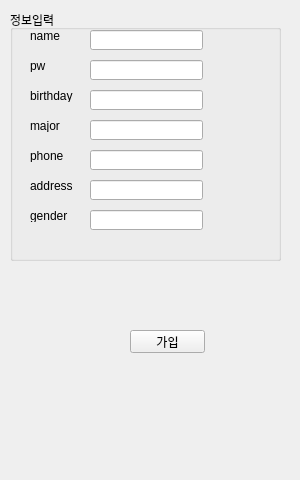
Qt form project/signup.ui (Tarel-IoT-PK/Campus) before a commit.
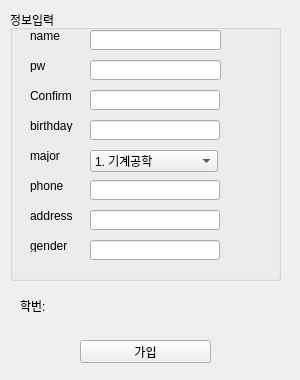
The same form after that commit.

Commit message: 회원가입 수정

Patch:
```diff
--- a/project/signup.ui
+++ b/project/signup.ui
@@ -7,13 +7,19 @@
     <x>0</x>
     <y>0</y>
     <width>300</width>
-    <height>480</height>
+    <height>380</height>
    </rect>
   </property>
+  <property name="sizePolicy">
+   <sizepolicy hsizetype="Fixed" vsizetype="Fixed">
+    <horstretch>0</horstretch>
+    <verstretch>0</verstretch>
+   </sizepolicy>
+  </property>
   <property name="minimumSize">
    <size>
-    <width>0</width>
-    <height>3</height>
+    <width>300</width>
+    <height>380</height>
    </size>
   </property>
   <property name="windowTitle">
@@ -25,7 +31,7 @@
      <x>10</x>
      <y>10</y>
      <width>271</width>
-     <height>251</height>
+     <height>271</height>
     </rect>
    </property>
    <property name="title">
@@ -35,7 +41,7 @@
     <property name="geometry">
      <rect>
       <x>20</x>
-      <y>200</y>
+      <y>230</y>
       <width>56</width>
       <height>12</height>
      </rect>
@@ -48,7 +54,7 @@
     <property name="geometry">
      <rect>
       <x>20</x>
-      <y>110</y>
+      <y>140</y>
       <width>56</width>
       <height>12</height>
      </rect>
@@ -74,7 +80,7 @@
     <property name="geometry">
      <rect>
       <x>20</x>
-      <y>140</y>
+      <y>170</y>
       <width>56</width>
       <height>12</height>
      </rect>
@@ -100,7 +106,7 @@
     <property name="geometry">
      <rect>
       <x>20</x>
-      <y>170</y>
+      <y>200</y>
       <width>56</width>
       <height>12</height>
      </rect>
@@ -114,7 +120,7 @@
      <rect>
       <x>80</x>
       <y>20</y>
-      <width>113</width>
+      <width>131</width>
       <height>20</height>
      </rect>
     </property>
@@ -124,17 +130,7 @@
      <rect>
       <x>80</x>
       <y>50</y>
-      <width>113</width>
-      <height>20</height>
-     </rect>
-    </property>
-   </widget>
-   <widget class="QLineEdit" name="txtmajor">
-    <property name="geometry">
-     <rect>
-      <x>80</x>
-      <y>110</y>
-      <width>113</width>
+      <width>131</width>
       <height>20</height>
      </rect>
     </property>
@@ -143,8 +139,8 @@
     <property name="geometry">
      <rect>
       <x>80</x>
-      <y>140</y>
-      <width>113</width>
+      <y>170</y>
+      <width>130</width>
       <height>20</height>
      </rect>
     </property>
@@ -153,8 +149,8 @@
     <property name="geometry">
      <rect>
       <x>80</x>
-      <y>170</y>
-      <width>113</width>
+      <y>200</y>
+      <width>130</width>
       <height>20</height>
      </rect>
     </property>
@@ -163,8 +159,8 @@
     <property name="geometry">
      <rect>
       <x>80</x>
-      <y>200</y>
-      <width>113</width>
+      <y>230</y>
+      <width>130</width>
       <height>20</height>
      </rect>
     </property>
@@ -173,8 +169,8 @@
     <property name="geometry">
      <rect>
       <x>80</x>
-      <y>80</y>
-      <width>113</width>
+      <y>110</y>
+      <width>130</width>
       <height>20</height>
      </rect>
     </property>
@@ -183,7 +179,7 @@
     <property name="geometry">
      <rect>
       <x>20</x>
-      <y>80</y>
+      <y>110</y>
       <width>56</width>
       <height>12</height>
      </rect>
@@ -192,13 +188,74 @@
      <string>birthday</string>
     </property>
    </widget>
+   <widget class="QLabel" name="label_8">
+    <property name="geometry">
+     <rect>
+      <x>20</x>
+      <y>80</y>
+      <width>56</width>
+      <height>12</height>
+     </rect>
+    </property>
+    <property name="text">
+     <string>Confirm</string>
+    </property>
+   </widget>
+   <widget class="QLineEdit" name="txtpasswd_2">
+    <property name="geometry">
+     <rect>
+      <x>80</x>
+      <y>80</y>
+      <width>130</width>
+      <height>20</height>
+     </rect>
+    </property>
+    <property name="text">
+     <string/>
+    </property>
+   </widget>
+   <widget class="QComboBox" name="majorBox">
+    <property name="geometry">
+     <rect>
+      <x>80</x>
+      <y>140</y>
+      <width>128</width>
+      <height>22</height>
+     </rect>
+    </property>
+    <item>
+     <property name="text">
+      <string>1. 기계공학</string>
+     </property>
+    </item>
+    <item>
+     <property name="text">
+      <string>2. 수학</string>
+     </property>
+    </item>
+    <item>
+     <property name="text">
+      <string>3. 경영학</string>
+     </property>
+    </item>
+    <item>
+     <property name="text">
+      <string>4. 전기공학</string>
+     </property>
+    </item>
+    <item>
+     <property name="text">
+      <string>5. 일어일문학</string>
+     </property>
+    </item>
+   </widget>
   </widget>
   <widget class="QPushButton" name="btnSignUp">
    <property name="geometry">
     <rect>
-     <x>130</x>
-     <y>330</y>
-     <width>75</width>
+     <x>80</x>
+     <y>340</y>
+     <width>131</width>
      <height>23</height>
     </rect>
    </property>
@@ -206,6 +263,19 @@
     <string>가입</string>
    </property>
   </widget>
+  <widget class="QLabel" name="label_9">
+   <property name="geometry">
+    <rect>
+     <x>20</x>
+     <y>300</y>
+     <width>56</width>
+     <height>12</height>
+    </rect>
+   </property>
+   <property name="text">
+    <string>학번:</string>
+   </property>
+  </widget>
  </widget>
  <tabstops>
   <tabstop>btnSignUp</tabstop>
```
Left out of the diff: 7 changed lines with no effect on the pictures. The commit also changes 1 other file.
